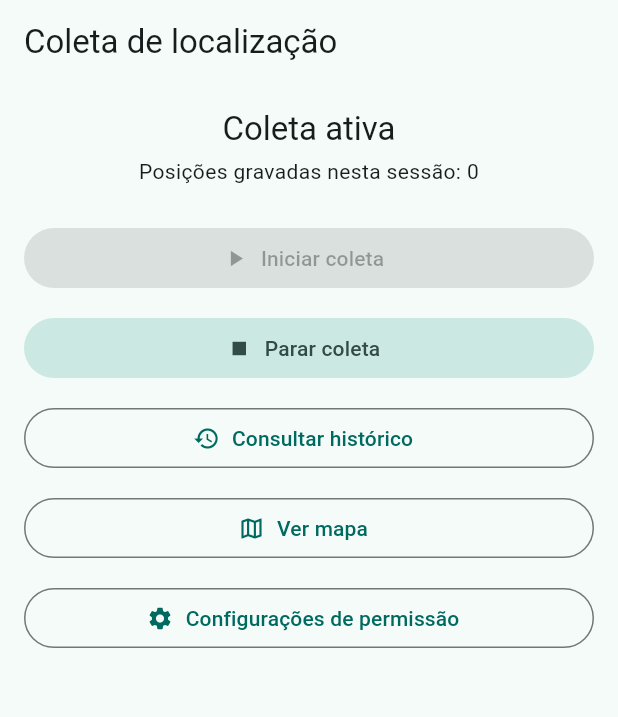
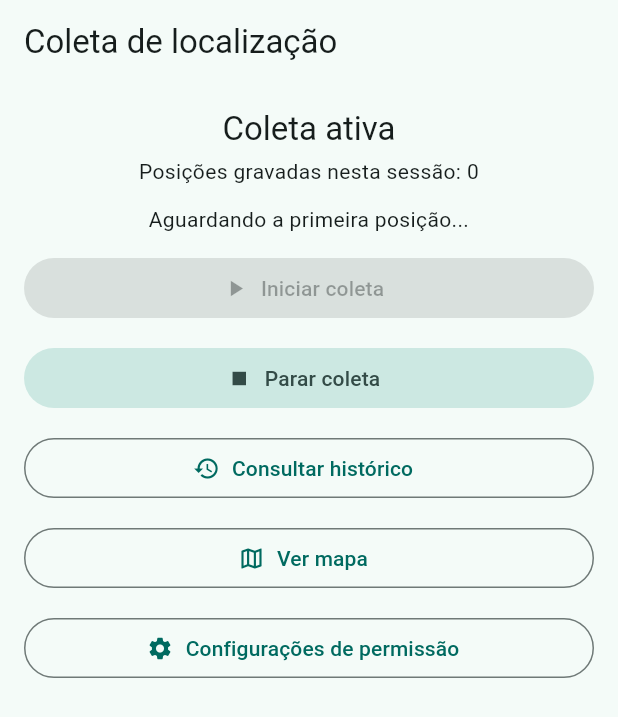
Before and after one commit to Leo-Slv/dispositivos-moveis-atv1, a Flutter app: the screen it shows after launch, after a tap on "Iniciar coleta", on a phone screen of 412 x 824 dp. Shown: the top 717 px of the screen. Run offline on Flutter 3.47's test engine with Material 3 defaults, Android fonts, the phone set to English and light mode, and no system bars; our stand-ins replace flutter_map, geolocator, latlong2, permission_handler, sqflite; accounts and stored records are empty.

Commit message:
feat(coleta): mostra a ultima posicao recebida e avisa quando nenhuma chega

```diff
--- a/lib/features/localizacoes/presentation/screens/tela_coleta.dart
+++ b/lib/features/localizacoes/presentation/screens/tela_coleta.dart
@@ -7,6 +7,7 @@ import '../../data/repositories/repositorio_localizacoes.dart';
 import '../../models/localizacao.dart';
 import '../../services/cache_mapa.dart';
 import '../../services/servico_localizacao.dart';
+import '../widgets/item_localizacao.dart';
 import 'tela_localizacoes.dart';
 import 'tela_mapa.dart';
 
@@ -27,9 +28,15 @@ class TelaColeta extends StatefulWidget {
 }
 
 class _TelaColetaState extends State<TelaColeta> {
+  /// Tempo sem nenhuma posição após o qual o usuário é avisado.
+  static const tempoAlertaSemPosicao = Duration(seconds: 45);
+
   StreamSubscription<Position>? _assinatura;
+  Timer? _alertaSemPosicao;
   bool _iniciando = false;
+  bool _semPosicao = false;
   int _gravadas = 0;
+  Localizacao? _ultima;
 
   // Serializa as gravações para que nunca se sobreponham.
   Future<void> _fila = Future<void>.value();
@@ -38,6 +45,7 @@ class _TelaColetaState extends State<TelaColeta> {
 
   @override
   void dispose() {
+    _alertaSemPosicao?.cancel();
     _assinatura?.cancel();
     super.dispose();
   }
@@ -58,10 +66,14 @@ class _TelaColetaState extends State<TelaColeta> {
       await widget.servico.solicitarPermissaoNotificacao();
       if (!mounted) return;
 
+      _ultima = null;
+      _semPosicao = false;
       _assinatura = widget.servico.posicoes().listen(
         _aoReceber,
         onError: _aoFalhar,
       );
+      _alertaSemPosicao?.cancel();
+      _alertaSemPosicao = Timer(tempoAlertaSemPosicao, _aoExpirarAlerta);
     } catch (erro) {
       _mostrarMensagem('Não foi possível iniciar a coleta: $erro');
     } finally {
@@ -72,8 +84,18 @@ class _TelaColetaState extends State<TelaColeta> {
   Future<void> _parar() async {
     final assinatura = _assinatura;
     if (assinatura == null) return;
-    setState(() => _assinatura = null);
+    _alertaSemPosicao?.cancel();
+    setState(() {
+      _assinatura = null;
+      _semPosicao = false;
+    });
     await assinatura.cancel();
+  }
+
+  void _aoExpirarAlerta() {
+    if (mounted && _coletando && _ultima == null) {
+      setState(() => _semPosicao = true);
+    }
   }
 
   Future<void> _abrirHistorico() {
@@ -103,6 +125,14 @@ class _TelaColetaState extends State<TelaColeta> {
       precisao: posicao.accuracy,
       instante: posicao.timestamp.toUtc(),
     );
+
+    _alertaSemPosicao?.cancel();
+    if (mounted) {
+      setState(() {
+        _ultima = localizacao;
+        _semPosicao = false;
+      });
+    }
 
     _fila = _fila.then((_) async {
       try {
@@ -182,6 +212,45 @@ class _TelaColetaState extends State<TelaColeta> {
       ..showSnackBar(SnackBar(content: Text(texto)));
   }
 
+  /// Mostra a última posição recebida, ou o que se espera enquanto não chega.
+  Widget _painelUltimaPosicao(BuildContext context) {
+    final ultima = _ultima;
+    if (ultima != null) {
+      return Card(
+        child: Column(
+          crossAxisAlignment: CrossAxisAlignment.start,
+          children: [
+            const Padding(
+              padding: EdgeInsets.fromLTRB(16, 12, 16, 0),
+              child: Text('Última posição recebida'),
+            ),
+            ItemLocalizacao(localizacao: ultima),
+          ],
+        ),
+      );
+    }
+
+    if (!_coletando) return const SizedBox.shrink();
+
+    if (_semPosicao) {
+      return Card(
+        color: Theme.of(context).colorScheme.errorContainer,
+        child: const Padding(
+          padding: EdgeInsets.all(16),
+          child: Text(
+            'Nenhuma posição recebida ainda. Verifique se o GPS está ligado '
+            'em alta precisão e vá para um local aberto, com visão do céu.',
+          ),
+        ),
+      );
+    }
+
+    return const Text(
+      'Aguardando a primeira posição...',
+      textAlign: TextAlign.center,
+    );
+  }
+
   @override
   Widget build(BuildContext context) {
     final coletando = _coletando;
@@ -190,8 +259,7 @@ class _TelaColetaState extends State<TelaColeta> {
       appBar: AppBar(title: const Text('Coleta de localização')),
       body: Padding(
         padding: const EdgeInsets.all(16),
-        child: Column(
-          crossAxisAlignment: CrossAxisAlignment.stretch,
+        child: ListView(
           children: [
             Text(
               coletando ? 'Coleta ativa' : 'Coleta parada',
@@ -203,7 +271,9 @@ class _TelaColetaState extends State<TelaColeta> {
               'Posições gravadas nesta sessão: $_gravadas',
               textAlign: TextAlign.center,
             ),
-            const SizedBox(height: 24),
+            const SizedBox(height: 12),
+            _painelUltimaPosicao(context),
+            const SizedBox(height: 12),
             FilledButton.icon(
               onPressed: coletando || _iniciando ? null : _iniciar,
               icon: const Icon(Icons.play_arrow),
```
Also changed, not shown: 1 other file.
